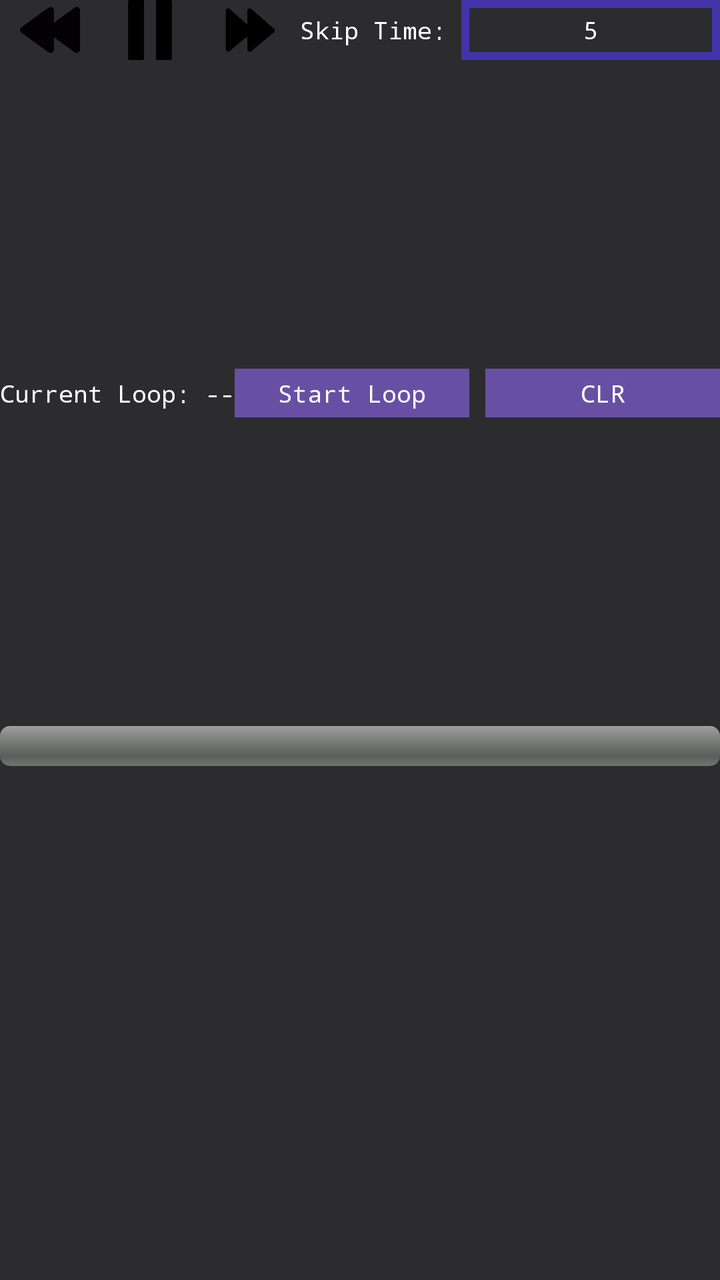
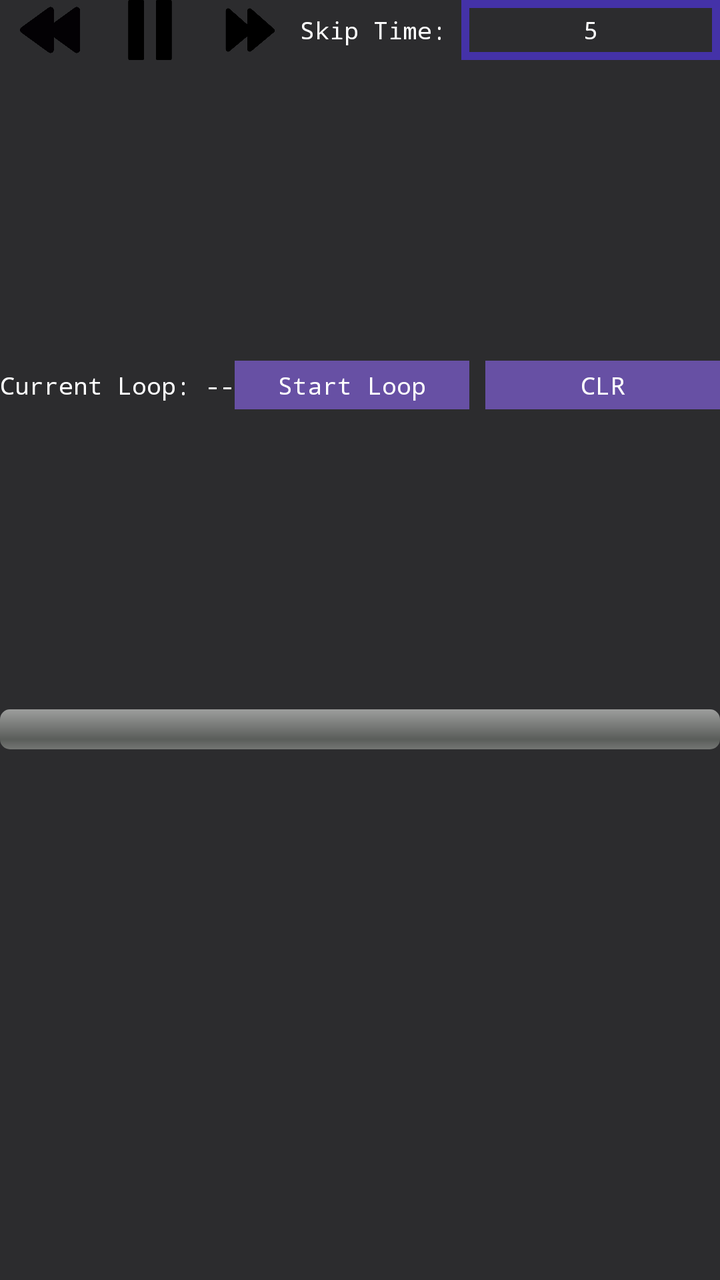

Two renders of the same Android screen: before a commit and after it. Below are the layout's source before the change and the commit's diff.
<!-- AndroidManifest.xml: application theme Theme.Videoplaybackerandroid -->
<!-- res/layout/dashboard.xml -->
<?xml version="1.0" encoding="utf-8"?>
<androidx.constraintlayout.widget.ConstraintLayout xmlns:android="http://schemas.android.com/apk/res/android"
    xmlns:app="http://schemas.android.com/apk/res-auto"
    android:layout_width="match_parent"
    android:layout_height="wrap_content"
    android:theme="@style/Theme.Dashboard"
    >

    <LinearLayout
        android:id="@+id/time_controls"
        android:layout_width="match_parent"
        android:layout_height="wrap_content"
        android:gravity="center"
        android:orientation="horizontal"
        app:layout_constraintEnd_toEndOf="parent"
        app:layout_constraintStart_toStartOf="parent"
        app:layout_constraintTop_toTopOf="parent">

        <androidx.appcompat.widget.AppCompatButton
            android:id="@+id/rewind"
            android:layout_width="30dp"
            android:layout_height="30dp"
            android:layout_marginHorizontal="10dp"
            android:background="@drawable/rewind_button"
            android:contentDescription="rewind" />

        <androidx.appcompat.widget.AppCompatButton
            android:id="@+id/pause"
            android:layout_width="30dp"
            android:layout_height="30dp"
            android:layout_marginHorizontal="10dp"
            android:background="@drawable/pause"
            android:contentDescription="pause" />

        <androidx.appcompat.widget.AppCompatButton
            android:id="@+id/fast_forward"
            android:layout_width="30dp"
            android:layout_height="30dp"
            android:layout_marginHorizontal="10dp"
            android:background="@drawable/fast_forward"
            android:backgroundTint="@null"
            android:contentDescription="ff" />

        <TextView
            android:layout_width="wrap_content"
            android:layout_height="wrap_content"

            android:text="Skip Time: "
             />

        <EditText
            android:id="@+id/skip_time_input"
            android:layout_width="0dp"
            android:layout_height="30dp"
            android:layout_weight="1"
            android:background="@drawable/input_style"
            android:gravity="center"
            android:inputType="numberDecimal"
            android:text="5"
            android:textColor="@color/white"
             />

    </LinearLayout>

    <LinearLayout
        android:id="@+id/loop_controls"
        android:layout_width="match_parent"
        android:layout_height="wrap_content"
        android:gravity="center"
        android:orientation="horizontal"
        app:layout_constraintBottom_toTopOf="@id/progress_section"
        app:layout_constraintEnd_toEndOf="parent"
        app:layout_constraintStart_toStartOf="parent"
        app:layout_constraintTop_toBottomOf="@id/time_controls">

        <TextView
            android:id="@+id/tvCurrentText"
            android:layout_width="0dp"
            android:layout_height="match_parent"
            android:layout_weight="1"
            android:gravity="center"
            android:text="@string/current_loop_null_value" />

        <Button
            android:id="@+id/loop_button"
            android:layout_width="0dp"
            android:layout_height="match_parent"
            android:layout_marginEnd="8dp"
            android:layout_weight="1"
            android:background="@drawable/generic_button"
            android:minWidth="0dp"
            android:minHeight="0dp"
            android:padding="0dp"
            android:text="Start Loop" />

        <Button
            android:id="@+id/clear_button"
            android:layout_width="0dp"
            android:layout_height="match_parent"
            android:layout_weight="1"
            android:background="@drawable/generic_button"
            android:minWidth="0dp"
            android:minHeight="0dp"
            android:padding="0dp"
            android:insetLeft="0dp"
            android:insetRight="0dp"
            android:text="CLR" />

    </LinearLayout>

    <LinearLayout
        android:id="@+id/progress_section"
        android:layout_width="match_parent"
        android:layout_height="wrap_content"
        android:gravity="center"
        android:orientation="horizontal"
        app:layout_constraintEnd_toEndOf="parent"
        app:layout_constraintStart_toStartOf="parent"
        app:layout_constraintTop_toTopOf="@id/loop_controls"
        android:layout_marginTop="50dp"
        app:layout_constraintBottom_toTopOf="@id/beats_section">

        <ProgressBar
            android:id="@+id/progress_bar"
            android:layout_width="match_parent"
            android:layout_height="match_parent"
            style="@android:style/Widget.ProgressBar.Horizontal"

            android:progress="0"/>

    </LinearLayout>

    <LinearLayout
        android:id="@+id/beats_section"
        android:layout_width="match_parent"
        android:layout_height="wrap_content"
        android:orientation="horizontal"
        app:layout_constraintTop_toBottomOf="@id/progress_section"
        app:layout_constraintBottom_toBottomOf="parent"
        >



    </LinearLayout>
</androidx.constraintlayout.widget.ConstraintLayout>
<!-- resources referenced by this layout -->
<resources>
  <color name="white">#FFFFFF</color>
  <!-- drawable fast_forward: png bitmap (drawable, 7627 bytes) -->
  <!-- drawable generic_button (drawable) -->
  <?xml version="1.0" encoding="utf-8"?>
  <selector xmlns:android="http://schemas.android.com/apk/res/android">
      <item>
          <shape android:shape="rectangle">
              <corners android:radius="0dp"/>
              <solid android:color="@color/Primary" />
          </shape>
      </item>
  </selector>
  <!-- drawable input_style (drawable) -->
  <?xml version="1.0" encoding="utf-8"?>
  <shape xmlns:android="http://schemas.android.com/apk/res/android"
      android:shape="rectangle">
  
      <stroke android:width="4dip" android:color="@color/Primary" />
  </shape>
  <!-- drawable pause: png bitmap (drawable, 3288 bytes) -->
  <!-- drawable rewind_button: png bitmap (drawable, 5772 bytes) -->
  <string name="current_loop_null_value" tools:ignore="TypographyDashes">Current Loop: --</string>
  <style name="Theme.Dashboard" parent="Theme.Videoplaybackerandroid">
          <item name="android:textSize">12sp</item>
      </style>
  <style name="Theme.Videoplaybackerandroid" parent="Base.Theme.Videoplaybackerandroid" />
  <color name="Primary">#4432a8</color>
  <style name="Base.Theme.Videoplaybackerandroid" parent="Theme.Material3.DayNight.NoActionBar">
          
          
          <item name="android:textColor">@color/white</item>
          <item name="android:textColorHint">#666666</item>
          <item name="android:colorBackground">@color/black</item>
          <item name="colorOnSurface">@color/white</item>
          <item name="colorOnBackground">@color/white</item>
          <item name="android:fontFamily">monospace</item>
      </style>
  <color name="black">#2c2c2e</color>
</resources>

<!-- the commit's change to res/layout/dashboard.xml (unified diff, before → after) -->
@@ -139,7 +139,11 @@
         app:layout_constraintBottom_toBottomOf="parent"
         >
 
-
+    <TextView
+        android:id="@+id/beats_loading_text"
+        android:layout_width="wrap_content"
+        android:layout_height="wrap_content"
+    ></TextView>
 
     </LinearLayout>
 </androidx.constraintlayout.widget.ConstraintLayout>
